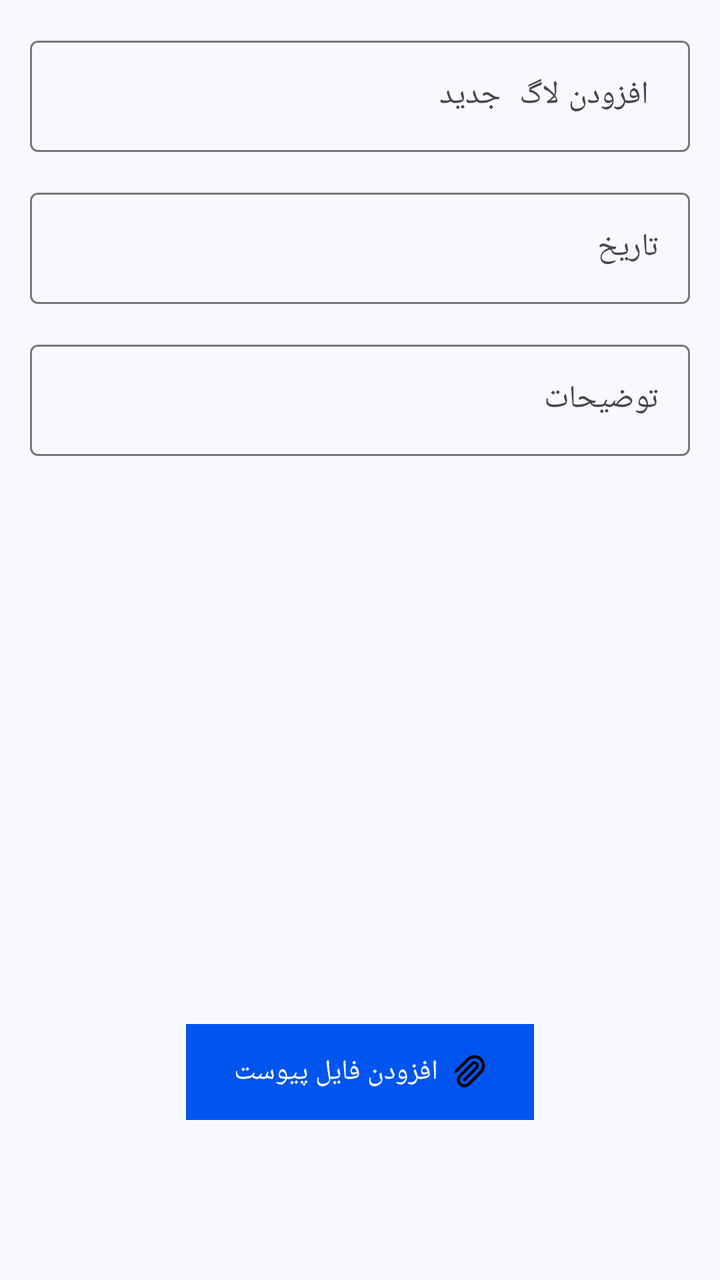
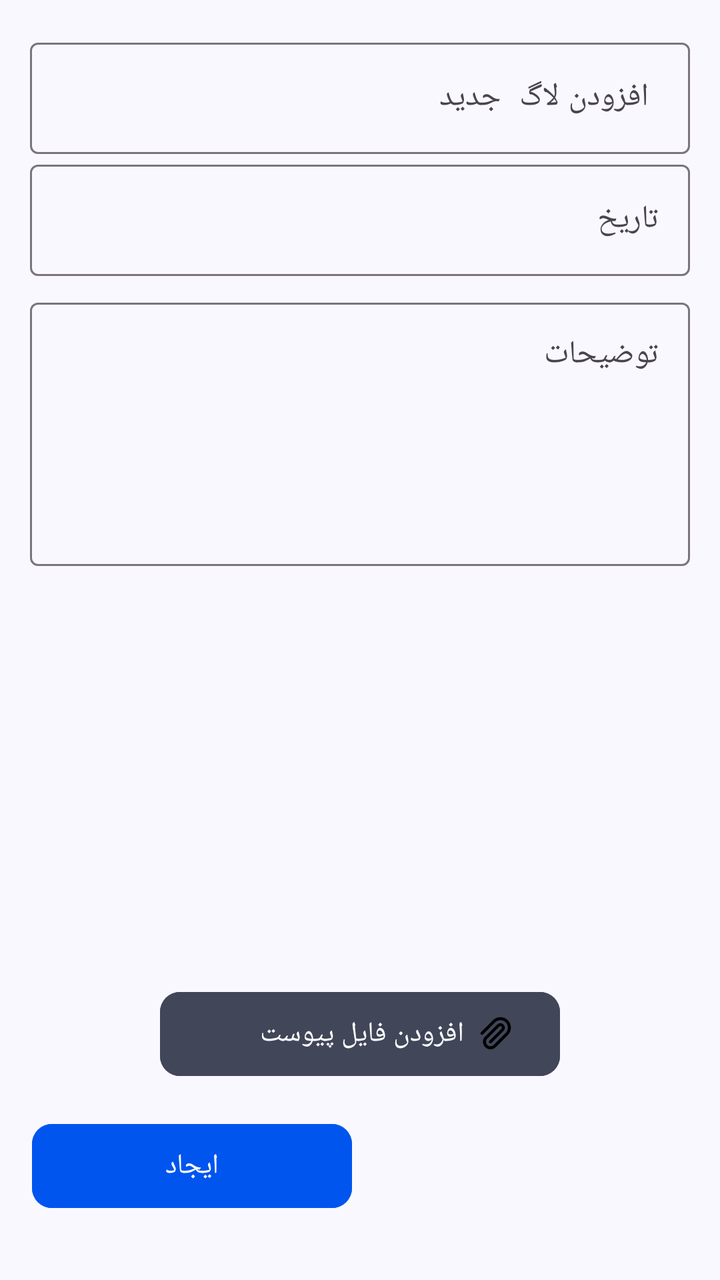

An Android layout rendered at two revisions. The XML below is the earlier revision; the diff shows what the commit changed to produce the second picture.
<!-- AndroidManifest.xml: application theme Theme.Iotequipment -->
<!-- res/layout/fragment_add_log.xml -->
<?xml version="1.0" encoding="utf-8"?>
<androidx.constraintlayout.widget.ConstraintLayout xmlns:android="http://schemas.android.com/apk/res/android"
    xmlns:app="http://schemas.android.com/apk/res-auto"
    android:layout_width="match_parent"
    android:layout_height="match_parent">

    <com.google.android.material.textfield.TextInputLayout
        android:id="@+id/textInputLayout"
        android:layout_width="match_parent"
        android:layout_height="wrap_content"
        android:layout_margin="15dp"
        android:hint=" افزودن لاگ  جدید "
        app:endIconDrawable="@drawable/ic_trailing"
        app:layout_constraintEnd_toEndOf="parent"
        app:layout_constraintStart_toStartOf="parent"
        app:layout_constraintTop_toTopOf="parent">

        <com.google.android.material.textfield.TextInputEditText
            android:layout_width="match_parent"
            android:layout_height="wrap_content"
            android:inputType="text" />

    </com.google.android.material.textfield.TextInputLayout>

    <com.google.android.material.textfield.TextInputLayout
        android:id="@+id/textInputLayout2"
        android:layout_width="match_parent"
        android:layout_height="wrap_content"
        android:layout_margin="15dp"

        android:hint="تاریخ  "
        app:endIconDrawable="@drawable/ic_trailing"
        app:layout_constraintEnd_toEndOf="parent"
        app:layout_constraintStart_toStartOf="parent"
        app:layout_constraintTop_toBottomOf="@+id/textInputLayout">

        <com.google.android.material.textfield.TextInputEditText
            android:layout_width="match_parent"
            android:layout_height="wrap_content"
            android:inputType="date" />

    </com.google.android.material.textfield.TextInputLayout>

    <com.google.android.material.textfield.TextInputLayout
        android:layout_width="match_parent"
        android:layout_height="0dp"
        android:hint="توضیحات"
        android:layout_margin="15dp"
        app:endIconDrawable="@drawable/ic_trailing"
        app:layout_constraintEnd_toEndOf="parent"
        app:layout_constraintStart_toStartOf="parent"
        app:layout_constraintTop_toBottomOf="@+id/textInputLayout2">
        <com.google.android.material.textfield.TextInputEditText
            android:layout_width="match_parent"
            android:layout_height="match_parent"
            android:inputType="text" />

    </com.google.android.material.textfield.TextInputLayout>

    <com.google.android.material.button.MaterialButton
        android:id="@+id/btn_add_attachment"
        android:layout_width="wrap_content"
        android:layout_height="wrap_content"
        android:layout_marginBottom="80dp"
        android:background="@color/md_theme_inversePrimary"
        android:drawableEnd="@drawable/ic_attachment"
        android:text="افزودن فایل پیوست"
        android:textAlignment="textStart"
        app:layout_constraintBottom_toBottomOf="parent"
        app:layout_constraintEnd_toEndOf="parent"
        app:layout_constraintStart_toStartOf="parent" />

    <LinearLayout
        android:id="@+id/linearLayout"
        android:layout_width="match_parent"
        android:layout_height="200dp"
        android:orientation="vertical"
        app:layout_constraintBottom_toTopOf="@+id/btn_add_attachment" />


</androidx.constraintlayout.widget.ConstraintLayout>
<!-- resources referenced by this layout -->
<resources>
  <color name="md_theme_inversePrimary">#B5C4FF</color>
  <!-- drawable ic_attachment (drawable) -->
  <vector xmlns:android="http://schemas.android.com/apk/res/android"
      android:width="16dp"
      android:height="17dp"
      android:viewportWidth="16"
      android:viewportHeight="17">
    <path
        android:pathData="M5.25,12.563L11.25,6.563C11.529,6.279 11.686,5.896 11.686,5.498C11.686,5.099 11.529,4.717 11.25,4.433C10.967,4.154 10.587,3.998 10.19,3.998C9.793,3.998 9.413,4.154 9.13,4.433L3.13,10.433C2.85,10.712 2.628,11.043 2.477,11.407C2.326,11.772 2.248,12.163 2.248,12.558C2.248,12.953 2.326,13.344 2.477,13.708C2.628,14.073 2.85,14.404 3.13,14.683C3.693,15.245 4.455,15.56 5.25,15.56C6.045,15.56 6.807,15.245 7.37,14.683L13.37,8.683C13.789,8.265 14.121,7.768 14.348,7.222C14.574,6.675 14.691,6.089 14.691,5.498C14.691,4.906 14.574,4.32 14.348,3.774C14.121,3.227 13.789,2.731 13.37,2.313C12.523,1.472 11.378,1 10.185,1C8.992,1 7.847,1.472 7,2.313L1,8.313"
        android:strokeLineJoin="round"
        android:strokeWidth="1.5"
        android:fillColor="#00856D6D"
        android:strokeColor="@color/black"
        android:strokeLineCap="round"/>
  </vector>
  <!-- drawable ic_trailing (drawable) -->
  <vector xmlns:android="http://schemas.android.com/apk/res/android"
      android:width="48dp"
      android:height="48dp"
      android:viewportWidth="48"
      android:viewportHeight="48">
    <group>
      <clip-path
          android:pathData="M24,4L24,4A20,20 0,0 1,44 24L44,24A20,20 0,0 1,24 44L24,44A20,20 0,0 1,4 24L4,24A20,20 0,0 1,24 4z"/>
      <path
          android:pathData="M24,14C18.47,14 14,18.47 14,24C14,29.53 18.47,34 24,34C29.53,34 34,29.53 34,24C34,18.47 29.53,14 24,14ZM24,32C19.59,32 16,28.41 16,24C16,19.59 19.59,16 24,16C28.41,16 32,19.59 32,24C32,28.41 28.41,32 24,32ZM24,22.59L27.59,19L29,20.41L25.41,24L29,27.59L27.59,29L24,25.41L20.41,29L19,27.59L22.59,24L19,20.41L20.41,19L24,22.59Z"
          android:fillColor="#49454F"
          android:fillType="evenOdd"/>
    </group>
  </vector>
  <style name="Theme.Iotequipment" parent="Base.Theme.Iotequipment" />
  <color name="black">#FF000000</color>
  <style name="Base.Theme.Iotequipment" parent="Theme.Material3.DayNight.NoActionBar">
          <item name="fontFamily">@font/iran_yekan_regular</item>
          
          
          <item name="colorPrimary">@color/md_theme_primary</item>
          <item name="android:colorBackground">@color/md_theme_background</item>
  
      </style>
  <color name="md_theme_primary">#0055EF</color>
  <color name="md_theme_background">#FAF8FF</color>
</resources>

<!-- the commit's change to res/layout/fragment_add_log.xml (unified diff, before → after) -->
@@ -1,6 +1,7 @@
 <?xml version="1.0" encoding="utf-8"?>
 <androidx.constraintlayout.widget.ConstraintLayout xmlns:android="http://schemas.android.com/apk/res/android"
     xmlns:app="http://schemas.android.com/apk/res-auto"
+    xmlns:tools="http://schemas.android.com/tools"
     android:layout_width="match_parent"
     android:layout_height="match_parent">
 
@@ -8,7 +9,9 @@
         android:id="@+id/textInputLayout"
         android:layout_width="match_parent"
         android:layout_height="wrap_content"
-        android:layout_margin="15dp"
+        android:layout_marginStart="15dp"
+        android:layout_marginTop="16dp"
+        android:layout_marginEnd="15dp"
         android:hint=" افزودن لاگ  جدید "
         app:endIconDrawable="@drawable/ic_trailing"
         app:layout_constraintEnd_toEndOf="parent"
@@ -19,56 +22,92 @@
             android:layout_width="match_parent"
             android:layout_height="wrap_content"
             android:inputType="text" />
-
     </com.google.android.material.textfield.TextInputLayout>
 
     <com.google.android.material.textfield.TextInputLayout
-        android:id="@+id/textInputLayout2"
+        android:id="@+id/dateInputLayout"
         android:layout_width="match_parent"
         android:layout_height="wrap_content"
-        android:layout_margin="15dp"
-
-        android:hint="تاریخ  "
+        android:layout_marginStart="15dp"
+        android:layout_marginEnd="15dp"
+        android:hint="تاریخ"
         app:endIconDrawable="@drawable/ic_trailing"
         app:layout_constraintEnd_toEndOf="parent"
         app:layout_constraintStart_toStartOf="parent"
         app:layout_constraintTop_toBottomOf="@+id/textInputLayout">
 
         <com.google.android.material.textfield.TextInputEditText
+            android:id="@+id/et_date"
             android:layout_width="match_parent"
             android:layout_height="wrap_content"
-            android:inputType="date" />
-
+            android:inputType="none"
+            android:focusable="false"
+            />
     </com.google.android.material.textfield.TextInputLayout>
 
-    <com.google.android.material.textfield.TextInputLayout
+    <ScrollView
         android:layout_width="match_parent"
         android:layout_height="0dp"
-        android:hint="توضیحات"
-        android:layout_margin="15dp"
-        app:endIconDrawable="@drawable/ic_trailing"
+        android:layout_marginTop="8dp"
+        app:layout_constraintBottom_toTopOf="@id/linearLayout"
         app:layout_constraintEnd_toEndOf="parent"
         app:layout_constraintStart_toStartOf="parent"
-        app:layout_constraintTop_toBottomOf="@+id/textInputLayout2">
-        <com.google.android.material.textfield.TextInputEditText
+        app:layout_constraintTop_toBottomOf="@id/dateInputLayout">
+
+        <LinearLayout
             android:layout_width="match_parent"
-            android:layout_height="match_parent"
-            android:inputType="text" />
+            android:layout_height="wrap_content"
+            android:layout_marginStart="15dp"
+            android:layout_marginEnd="15dp"
+            android:orientation="vertical">
 
-    </com.google.android.material.textfield.TextInputLayout>
+            <com.google.android.material.textfield.TextInputLayout
+                android:id="@+id/textInputLayout3"
+                android:layout_width="match_parent"
+                android:layout_height="wrap_content"
+                android:hint="توضیحات">
+
+                <com.google.android.material.textfield.TextInputEditText
+                    android:layout_width="match_parent"
+                    android:layout_height="wrap_content"
+                    android:gravity="top"
+                    android:inputType="textMultiLine"
+                    android:minLines="5" />
+            </com.google.android.material.textfield.TextInputLayout>
+
+        </LinearLayout>
+    </ScrollView>
+
 
     <com.google.android.material.button.MaterialButton
         android:id="@+id/btn_add_attachment"
-        android:layout_width="wrap_content"
-        android:layout_height="wrap_content"
-        android:layout_marginBottom="80dp"
-        android:background="@color/md_theme_inversePrimary"
+        android:layout_width="200dp"
+        android:layout_height="50dp"
+        android:layout_marginBottom="16dp"
+        android:backgroundTint="@color/md_theme_onSecondaryFixedVariant"
         android:drawableEnd="@drawable/ic_attachment"
         android:text="افزودن فایل پیوست"
         android:textAlignment="textStart"
-        app:layout_constraintBottom_toBottomOf="parent"
+        app:cornerRadius="10dp"
+        app:layout_constraintBottom_toTopOf="@+id/btn_visit"
         app:layout_constraintEnd_toEndOf="parent"
         app:layout_constraintStart_toStartOf="parent" />
+
+    <com.google.android.material.button.MaterialButton
+        android:id="@+id/btn_visit"
+        android:layout_width="160dp"
+        android:layout_height="50dp"
+        android:layout_marginStart="16dp"
+        android:layout_marginBottom="32dp"
+        android:layout_weight="0"
+        android:backgroundTint="@color/md_theme_primary"
+        android:text="ایجاد"
+        android:textColor="@color/white"
+        android:textSize="14sp"
+        app:cornerRadius="10dp"
+        app:layout_constraintBottom_toBottomOf="parent"
+        app:layout_constraintStart_toStartOf="parent"
+        app:strokeColor="@color/ic_launcher_background" />
 
     <LinearLayout
         android:id="@+id/linearLayout"
<!-- resource entries referenced after the edit -->
@@ -1,6 +1,7 @@
 <!-- resources referenced by this layout -->
 <resources>
-  <color name="md_theme_inversePrimary">#B5C4FF</color>
+  <color name="ic_launcher_background">#FFFFFF</color>
+  <color name="md_theme_onSecondaryFixedVariant">#414659</color>
   <!-- drawable ic_attachment (drawable) -->
   <vector xmlns:android="http://schemas.android.com/apk/res/android"
       android:width="16dp"
@@ -41,6 +42,7 @@
   
       </style>
   <color name="md_theme_primary">#0055EF</color>
+  <color name="white">#FFFFFFFF</color>
   <color name="md_theme_background">#FAF8FF</color>
 </resources>
 
